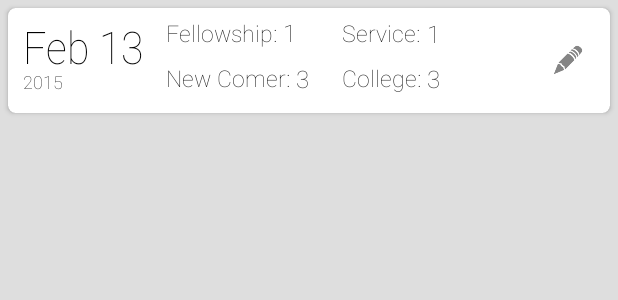
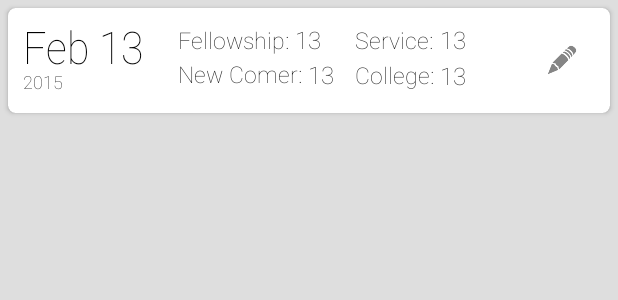
Before and after one commit to ivanchaukn/NexisAttendance, an Android app: the layout attendance_card.xml on its own in the app's theme, with its tools: preview values and no code run, on a phone screen of 412 x 824 dp. Shown: the top 300 px of the screen. Run offline under Robolectric (Android 15) with nearby library versions, the phone set to English and light mode, and no system bars.

Commit message:
Added all bar graphs for fellowship service and college

```diff
--- a/app/src/main/AndroidManifest.xml
+++ b/app/src/main/AndroidManifest.xml
@@ -49,8 +49,7 @@
                   android:screenOrientation="portrait" >
        	</activity>
 
-        <activity android:name=".Activity.BarChartActivity"
-            android:label="Statistics"
+        <activity android:name=".Activity.BarChartListActivity"
             android:screenOrientation="portrait" >
         </activity>
 
--- a/app/src/main/res/layout/attendance_card.xml
+++ b/app/src/main/res/layout/attendance_card.xml
@@ -15,13 +15,13 @@
         android:weightSum="1">
 
         <RelativeLayout
-            android:layout_width="wrap_content"
+            android:layout_width="100dp"
             android:layout_height="match_parent"
             android:paddingLeft="10dp"
             android:paddingRight="10dp"
             android:paddingTop="5dp"
             android:paddingBottom="5dp"
-            android:layout_weight="1">
+            android:layout_weight="0.2">
 
             <TextView
                 android:id="@+id/cardDateText"
@@ -38,6 +38,27 @@
                 android:layout_alignParentStart="true" />
 
             <TextView
+                android:id="@+id/cardYearText"
+                android:layout_width="wrap_content"
+                android:layout_height="wrap_content"
+                android:textAppearance="?android:attr/textAppearanceSmall"
+                android:fontFamily="sans-serif-thin"
+                android:text="2015"
+                android:textColor="@android:color/black"
+                android:textSize="12dp"
+                android:layout_below="@+id/cardDateText"
+                android:layout_alignParentLeft="true"
+                android:layout_alignParentStart="true"
+                android:layout_marginTop="-5dp" />
+
+        </RelativeLayout>
+
+        <RelativeLayout
+            android:layout_width="wrap_content"
+            android:layout_height="match_parent"
+            android:layout_weight="0.75">
+
+            <TextView
                 android:id="@+id/textView1"
                 android:layout_width="wrap_content"
                 android:layout_height="wrap_content"
@@ -45,22 +66,21 @@
                 android:fontFamily="sans-serif-thin"
                 android:textColor="@android:color/black"
                 android:textSize="15dp"
-                android:layout_alignBottom="@+id/fellowshipText"
-                android:layout_toRightOf="@+id/cardDateText"
-                android:layout_toEndOf="@+id/cardDateText"
-                android:layout_marginLeft="15dp" />
+                android:layout_alignTop="@+id/textView"
+                android:layout_alignParentLeft="true"
+                android:layout_alignParentStart="true" />
 
             <TextView
                 android:id="@+id/fellowshipText"
                 android:layout_width="wrap_content"
                 android:layout_height="wrap_content"
-                android:text="1"
+                android:text="13"
                 android:fontFamily="sans-serif-thin"
                 android:textColor="@android:color/black"
                 android:textSize="16dp"
                 android:layout_alignParentTop="true"
                 android:layout_toRightOf="@+id/textView1"
-                android:layout_toEndOf="@+id/textView1" />
+                android:layout_marginTop="10dp" />
 
             <TextView
                 android:id="@+id/textView"
@@ -70,20 +90,21 @@
                 android:fontFamily="sans-serif-thin"
                 android:textColor="@android:color/black"
                 android:textSize="15dp"
-                android:layout_alignBottom="@+id/fellowshipText"
+                android:layout_marginLeft="14dp"
+                android:layout_marginStart="14dp"
+                android:layout_alignBottom="@+id/serviceText"
                 android:layout_toRightOf="@+id/newComerText"
-                android:layout_marginLeft="22dp"
-                android:layout_marginStart="13dp" />
+                android:layout_toEndOf="@+id/newComerText" />
 
             <TextView
                 android:id="@+id/serviceText"
                 android:layout_width="wrap_content"
                 android:layout_height="wrap_content"
-                android:text="1"
+                android:text="13"
                 android:fontFamily="sans-serif-thin"
                 android:textColor="@android:color/black"
                 android:textSize="16dp"
-                android:layout_alignTop="@+id/textView"
+                android:layout_alignTop="@+id/fellowshipText"
                 android:layout_toRightOf="@+id/textView"
                 android:layout_toEndOf="@+id/textView" />
 
@@ -95,15 +116,16 @@
                 android:fontFamily="sans-serif-thin"
                 android:textColor="@android:color/black"
                 android:textSize="15dp"
-                android:layout_alignBottom="@+id/cardYearText"
-                android:layout_alignLeft="@+id/textView1"
-                android:layout_alignStart="@+id/textView1" />
+                android:layout_alignParentBottom="true"
+                android:layout_alignParentLeft="true"
+                android:layout_alignParentStart="true"
+                android:layout_marginBottom="15dp" />
 
             <TextView
                 android:id="@+id/newComerText"
                 android:layout_width="wrap_content"
                 android:layout_height="wrap_content"
-                android:text="3"
+                android:text="13"
                 android:fontFamily="sans-serif-thin"
                 android:textColor="@android:color/black"
                 android:textSize="16dp"
@@ -119,35 +141,21 @@
                 android:fontFamily="sans-serif-thin"
                 android:textColor="@android:color/black"
                 android:textSize="15dp"
-                android:layout_alignBottom="@+id/cardYearText"
-                android:layout_toLeftOf="@+id/serviceText"
-                android:layout_toStartOf="@+id/serviceText" />
+                android:layout_alignBottom="@+id/newComerText"
+                android:layout_alignRight="@+id/textView"
+                android:layout_alignEnd="@+id/textView" />
 
             <TextView
                 android:id="@+id/collegeText"
                 android:layout_width="wrap_content"
                 android:layout_height="wrap_content"
-                android:text="3"
+                android:text="13"
                 android:fontFamily="sans-serif-thin"
                 android:textColor="@android:color/black"
                 android:textSize="16dp"
                 android:layout_alignTop="@+id/textView6"
                 android:layout_toRightOf="@+id/textView6"
                 android:layout_toEndOf="@+id/textView6" />
-
-            <TextView
-                android:id="@+id/cardYearText"
-                android:layout_width="wrap_content"
-                android:layout_height="wrap_content"
-                android:textAppearance="?android:attr/textAppearanceSmall"
-                android:fontFamily="sans-serif-thin"
-                android:text="2015"
-                android:textColor="@android:color/black"
-                android:textSize="12dp"
-                android:layout_below="@+id/cardDateText"
-                android:layout_alignParentLeft="true"
-                android:layout_alignParentStart="true"
-                android:layout_marginTop="-5dp" />
 
         </RelativeLayout>
 
--- a/app/src/main/res/layout/list_item_barchart.xml
+++ b/app/src/main/res/layout/list_item_barchart.xml
@@ -7,6 +7,6 @@
     <com.github.mikephil.charting.charts.BarChart
         android:id="@+id/barChart"
         android:layout_width="match_parent"
-        android:layout_height="250dp" />
+        android:layout_height="match_parent" />
 
 </LinearLayout>
```
Also changed, not shown: app/src/main/java/com/nexis/Activity/BarChartListActivity.java (renamed from app/src/main/java/com/nexis/Activity/BarChartActivity.java, +17 -6 lines), app/src/main/java/com/nexis/Data.java (+18 -4 lines), app/src/main/java/com/nexis/Formats/DeciFormat.java (added, +18 -0 lines), app/src/main/java/com/nexis/Formats/PercentFormat.java (added, +19 -0 lines), app/src/main/java/com/nexis/Fragments/FragmentStat.java (+41 -7 lines), app/src/main/res/layout/barchartlist_activity.xml (added, +28 -0 lines).
